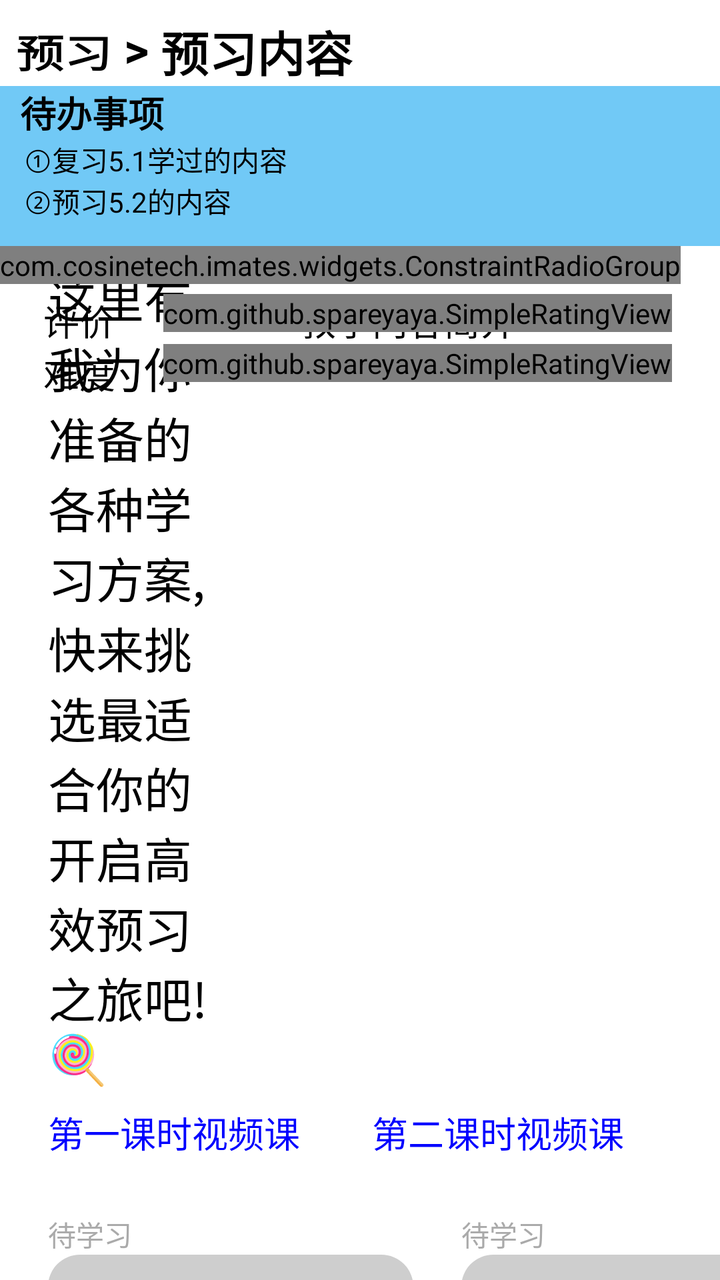
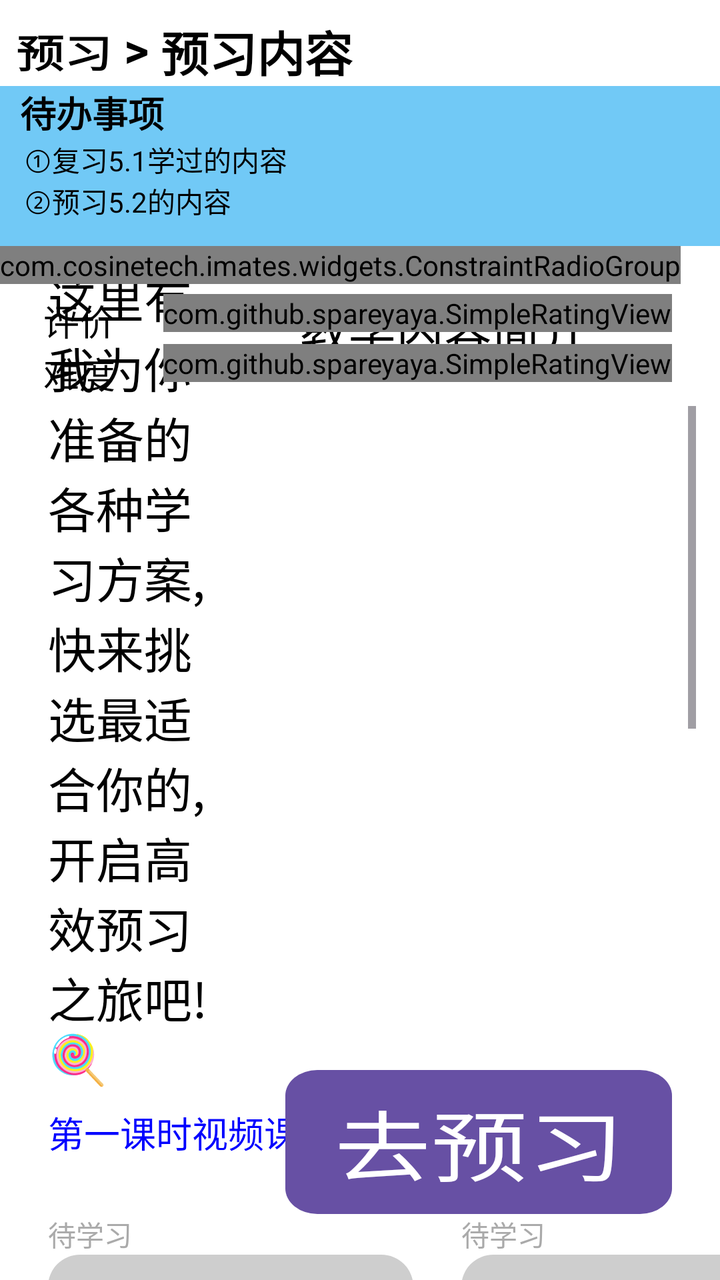

The first picture is an Android layout as it rendered before a commit; the second is the same layout after the commit. The layout source and the unified diff follow.
<!-- AndroidManifest.xml: application theme Theme.IMatesApp.FullScreen -->
<!-- res/layout/fragment_preview_lession.xml -->
<?xml version="1.0" encoding="utf-8"?>
<androidx.constraintlayout.widget.ConstraintLayout xmlns:android="http://schemas.android.com/apk/res/android"
    xmlns:app="http://schemas.android.com/apk/res-auto"
    xmlns:tools="http://schemas.android.com/tools"
    android:layout_width="match_parent"
    android:layout_height="match_parent"
    android:background="#FFFFFF"
    tools:context=".fragments.FragmentPreviewLesson">

    <TextView
        android:id="@+id/label"
        android:layout_width="wrap_content"
        android:layout_height="wrap_content"
        android:layout_margin="8dp"
        android:focusable="true"
        android:text="预习"
        android:clickable="true"
        android:stateListAnimator="@animator/button_click_scale"
        android:textColor="#000000"
        android:textSize="@dimen/head1_size"
        android:textStyle="bold"
        app:layout_constraintStart_toStartOf="parent"
        app:layout_constraintTop_toTopOf="parent" />

    <TextView
        android:id="@+id/sign_split"
        android:layout_width="wrap_content"
        android:layout_height="wrap_content"
        android:text=" > "
        android:textColor="#000000"
        android:textSize="@dimen/head1_size"
        android:textStyle="bold"
        app:layout_constraintStart_toEndOf="@id/label"
        app:layout_constraintTop_toTopOf="@id/label" />

    <TextView
        android:id="@+id/preview_section_name"
        android:layout_width="wrap_content"
        android:layout_height="wrap_content"
        android:text="预习内容"
        android:textColor="#000000"
        android:textSize="@dimen/head1_size"
        android:textStyle="bold"
        app:layout_constraintStart_toEndOf="@id/sign_split"
        app:layout_constraintTop_toTopOf="@id/sign_split" />

    <LinearLayout
        android:id="@+id/tool_bar"
        android:layout_width="match_parent"
        android:layout_height="wrap_content"
        android:background="#71c9f6"
        android:minHeight="80dp"
        android:orientation="vertical"
        app:layout_constraintStart_toStartOf="parent"
        app:layout_constraintTop_toBottomOf="@id/preview_section_name">

        <TextView
            android:layout_width="wrap_content"
            android:layout_height="wrap_content"
            android:layout_marginStart="10dp"
            android:text="待办事项"
            android:textColor="#000000"
            android:textSize="@dimen/reflow_text_title_size"
            android:textStyle="bold" />

        <TextView
            android:layout_width="wrap_content"
            android:layout_height="wrap_content"
            android:layout_marginStart="12dp"
            android:background="@android:color/transparent"
            android:text="①复习5.1学过的内容"
            android:textColor="#000000" />

        <TextView
            android:layout_width="wrap_content"
            android:layout_height="wrap_content"
            android:layout_marginStart="12dp"
            android:background="@android:color/transparent"
            android:text="②预习5.2的内容"
            android:textColor="#000000" />

    </LinearLayout>

    <TextView
        android:id="@+id/schema_tip"
        android:layout_width="0dp"
        android:layout_height="wrap_content"
        android:minHeight="100dp"
        android:layout_marginStart="24dp"
        android:layout_marginTop="8dp"
        android:text="这里有我为你准备的各种学习方案,快来挑选最适合你的开启高效预习之旅吧!🍭"
        android:textColor="#000000"
        android:textSize="24sp"
        android:layout_marginEnd="16dp"
        app:layout_constraintStart_toStartOf="parent"
        app:layout_constraintEnd_toStartOf="@id/guideline"
        app:layout_constraintTop_toBottomOf="@id/tool_bar" />

    <TextView
        android:id="@+id/teacher_video1"
        android:layout_width="wrap_content"
        android:layout_height="wrap_content"
        android:textSize="18sp"
        android:textColor="#0000FF"
        android:text="第一课时视频课"
        android:clickable="true"
        android:layout_marginStart="24dp"
        android:layout_marginTop="8dp"
        app:layout_constraintStart_toStartOf="parent"
        app:layout_constraintTop_toBottomOf="@id/schema_tip"/>
    <TextView
        android:id="@+id/teacher_video2"
        android:layout_width="wrap_content"
        android:layout_height="wrap_content"
        android:textSize="18sp"
        android:textColor="#0000FF"
        android:text="第二课时视频课"
        android:clickable="true"
        android:layout_marginStart="36dp"
        android:layout_marginTop="8dp"
        app:layout_constraintStart_toEndOf="@id/teacher_video1"
        app:layout_constraintTop_toBottomOf="@id/schema_tip"/>

    <RadioButton
        android:id="@+id/opt_scheme_1"
        android:layout_width="wrap_content"
        android:layout_height="wrap_content"
        android:layout_marginStart="24dp"
        android:layout_marginTop="48dp"
        android:button="@null"
        android:background="@drawable/prepare_lesson_radio_bg"
        android:text="方案一"
        android:textSize="@dimen/head0_size"
        app:layout_constraintStart_toStartOf="parent"
        app:layout_constraintTop_toBottomOf="@id/teacher_video1" />

    <TextView
        android:id="@+id/schema_1_stat"
        android:layout_width="wrap_content"
        android:layout_height="wrap_content"
        android:text="待学习"
        android:textColor="@android:color/darker_gray"
        app:layout_constraintStart_toStartOf="@id/opt_scheme_1"
        app:layout_constraintBottom_toTopOf="@id/opt_scheme_1" />

    <RadioButton
        android:id="@+id/opt_scheme_2"
        android:layout_width="wrap_content"
        android:layout_height="wrap_content"
        android:layout_marginStart="24dp"
        android:layout_marginTop="48dp"
        android:button="@null"
        android:background="@drawable/prepare_lesson_radio_bg"
        android:text="方案二"
        android:textSize="@dimen/head0_size"
        app:layout_constraintStart_toEndOf="@id/opt_scheme_1"
        app:layout_constraintTop_toBottomOf="@id/teacher_video1" />

    <TextView
        android:id="@+id/schema_2_stat"
        android:layout_width="wrap_content"
        android:layout_height="wrap_content"
        android:text="待学习"
        android:textColor="@android:color/darker_gray"
        app:layout_constraintStart_toStartOf="@id/opt_scheme_2"
        app:layout_constraintBottom_toTopOf="@id/opt_scheme_2" />

    <RadioButton
        android:id="@+id/opt_scheme_3"
        android:layout_width="wrap_content"
        android:layout_height="wrap_content"
        android:layout_marginStart="24dp"
        android:layout_marginTop="48dp"
        android:button="@null"
        android:background="@drawable/prepare_lesson_radio_bg"
        android:text="方案三"
        android:textSize="@dimen/head0_size"
        app:layout_constraintStart_toStartOf="parent"
        app:layout_constraintTop_toBottomOf="@id/opt_scheme_1" />

    <TextView
        android:id="@+id/schema_3_stat"
        android:layout_width="wrap_content"
        android:layout_height="wrap_content"
        android:text="待学习"
        android:textColor="@android:color/darker_gray"
        app:layout_constraintStart_toStartOf="@id/opt_scheme_3"
        app:layout_constraintBottom_toTopOf="@id/opt_scheme_3" />

    <RadioButton
        android:id="@+id/opt_scheme_4"
        android:layout_width="wrap_content"
        android:layout_height="wrap_content"
        android:layout_marginTop="48dp"
        android:button="@null"
        android:background="@drawable/prepare_lesson_radio_bg"
        android:text="方案四"
        android:textSize="@dimen/head0_size"
        app:layout_constraintStart_toStartOf="@id/opt_scheme_2"
        app:layout_constraintTop_toBottomOf="@id/opt_scheme_2" />

    <TextView
        android:id="@+id/schema_4_stat"
        android:layout_width="wrap_content"
        android:layout_height="wrap_content"
        android:text="待学习"
        android:textColor="@android:color/darker_gray"
        app:layout_constraintStart_toStartOf="@id/opt_scheme_4"
        app:layout_constraintBottom_toTopOf="@id/opt_scheme_4" />

    <RadioButton
        android:id="@+id/opt_scheme_5"
        android:layout_width="wrap_content"
        android:layout_height="wrap_content"
        android:layout_marginStart="24dp"
        android:layout_marginTop="48dp"
        android:button="@null"
        android:background="@drawable/prepare_lesson_radio_bg"
        android:text="方案五"
        android:textSize="@dimen/head0_size"
        app:layout_constraintStart_toStartOf="parent"
        app:layout_constraintTop_toBottomOf="@id/opt_scheme_3" />

    <TextView
        android:id="@+id/schema_5_stat"
        android:layout_width="wrap_content"
        android:layout_height="wrap_content"
        android:text="待学习"
        android:textColor="@android:color/darker_gray"
        app:layout_constraintStart_toStartOf="@id/opt_scheme_5"
        app:layout_constraintBottom_toTopOf="@id/opt_scheme_5" />

    <RadioButton
        android:id="@+id/opt_scheme_6"
        android:layout_width="wrap_content"
        android:layout_height="wrap_content"
        android:layout_marginTop="48dp"
        android:button="@null"
        android:background="@drawable/prepare_lesson_radio_bg"
        android:text="方案六"
        android:textSize="@dimen/head0_size"
        app:layout_constraintStart_toStartOf="@id/opt_scheme_4"
        app:layout_constraintTop_toBottomOf="@id/opt_scheme_4" />

    <TextView
        android:id="@+id/schema_6_stat"
        android:layout_width="wrap_content"
        android:layout_height="wrap_content"
        android:text="待学习"
        android:textColor="@android:color/darker_gray"
        app:layout_constraintStart_toStartOf="@id/opt_scheme_6"
        app:layout_constraintBottom_toTopOf="@id/opt_scheme_6" />

    <com.cosinetech.imates.widgets.ConstraintRadioGroup
        android:id="@+id/schema_group"
        android:layout_width="wrap_content"
        android:layout_height="wrap_content"
        app:constraint_referenced_ids="opt_scheme_1, opt_scheme_2, opt_scheme_3,opt_scheme_4,opt_scheme_5,opt_scheme_6"
        app:layout_constraintStart_toStartOf="parent"
        app:layout_constraintTop_toBottomOf="@id/tool_bar" />

    <Button
        android:id="@+id/btn_go_prepare"
        android:layout_width="wrap_content"
        android:layout_height="wrap_content"
        android:layout_margin="24dp"
        android:layout_marginEnd="32dp"
        android:textSize="@dimen/head0_size"
        android:background="@drawable/round_corner"
        android:textColor="#ffffff"
        android:text="去预习"
        android:stateListAnimator="@animator/button_click_scale"
        app:layout_constraintTop_toBottomOf="@id/opt_scheme_5"
        app:layout_constraintEnd_toEndOf="@id/guideline"/>

    <androidx.constraintlayout.widget.Guideline
        android:id="@+id/guideline"
        android:layout_width="wrap_content"
        android:layout_height="wrap_content"
        android:orientation="vertical"
        app:layout_constraintGuide_percent="0.35" />

    <TextView
        android:layout_width="wrap_content"
        android:layout_height="wrap_content"
        android:layout_margin="24dp"
        android:text="教学内容简介"
        android:textSize="18sp"
        android:textColor="#000000"
        app:layout_constraintStart_toStartOf="@id/guideline"
        app:layout_constraintTop_toBottomOf="@id/tool_bar"/>

    <com.github.spareyaya.SimpleRatingView
        android:id="@+id/rating"
        android:layout_width="wrap_content"
        android:layout_height="wrap_content"
        android:layout_margin="24dp"
        app:starType="heart"
        app:numStars="5"
        app:rating="0"
        app:starSize="24dp"
        app:starSpacing="2dp"
        app:primaryColor="#ff0000"
        app:secondaryColor="#cecece"
        app:layout_constraintEnd_toEndOf="parent"
        app:layout_constraintTop_toBottomOf="@id/tool_bar" />

    <TextView
        android:id="@+id/rate_title"
        android:layout_width="wrap_content"
        android:layout_height="wrap_content"
        android:text="评价"
        android:textSize="18sp"
        android:textColor="#000000"
        android:layout_margin="24dp"
        app:layout_constraintTop_toBottomOf="@id/tool_bar"
        app:layout_constraintEnd_toStartOf="@id/rating"/>

    <com.github.spareyaya.SimpleRatingView
        android:id="@+id/rating_difficulty"
        android:layout_width="wrap_content"
        android:layout_height="wrap_content"
        android:layout_marginHorizontal="24dp"
        android:layout_marginTop="6dp"
        app:starType="star"
        app:numStars="5"
        app:rating="0"
        app:starSize="24dp"
        app:starSpacing="2dp"
        app:primaryColor="#0000FF"
        app:secondaryColor="#cecece"
        app:layout_constraintEnd_toEndOf="parent"
        app:layout_constraintTop_toBottomOf="@id/rating" />

    <TextView
        android:layout_width="wrap_content"
        android:layout_height="wrap_content"
        android:text="难度"
        android:textSize="18sp"
        android:textColor="#000000"
        android:layout_marginHorizontal="24dp"
        app:layout_constraintTop_toBottomOf="@id/rate_title"
        app:layout_constraintEnd_toStartOf="@id/rating_difficulty"/>

    <ScrollView
        android:layout_width="0dp"
        android:layout_height="0dp"
        android:layout_margin="12dp"
        app:layout_constraintStart_toStartOf="@id/guideline"
        app:layout_constraintEnd_toEndOf="parent"
        app:layout_constraintTop_toBottomOf="@id/rating_difficulty"
        app:layout_constraintBottom_toBottomOf="parent">
        <TextView
            android:id="@+id/schema_intro"
            android:layout_width="match_parent"
            android:layout_height="match_parent"
            android:textColor="#000000"/>
    </ScrollView>

    <RelativeLayout
        android:id="@+id/video_area"
        android:background="#000000"
        android:layout_width="match_parent"
        android:layout_height="match_parent"
        android:orientation="vertical"
        android:visibility="gone">
        <VideoView
            android:id="@+id/video_view"
            android:layout_width="match_parent"
            android:layout_height="match_parent"
            android:layout_alignParentStart="true"
            android:layout_alignParentEnd="true"
            android:layout_alignParentTop="true"
            android:layout_alignParentBottom="true"
            android:layout_gravity="center_vertical" />
        <Button
            android:id="@+id/btn_exit_video"
            android:background="@drawable/ic_back"
            android:layout_width="32dp"
            android:layout_height="32dp"
            android:layout_margin="16dp"/>
    </RelativeLayout>

</androidx.constraintlayout.widget.ConstraintLayout>
<!-- resources referenced by this layout -->
<resources>
  <dimen name="head0_size">48sp</dimen>
  <dimen name="head1_size">24sp</dimen>
  <dimen name="reflow_text_title_size">18sp</dimen>
  <!-- drawable ic_back (drawable) -->
  <vector xmlns:android="http://schemas.android.com/apk/res/android"
      android:width="512dp"
      android:height="512dp"
      android:viewportWidth="512"
      android:viewportHeight="512">
    <path
        android:pathData="M328,80.2c-2.8,0.7 -20.6,18.1 -84.7,82.1 -44.7,44.6 -82,82.7 -82.9,84.5 -2.4,5 -2.8,9.7 -1.4,14.9 1.2,4.5 6.5,10 81.9,85.6 44.3,44.4 82,81.7 83.7,82.8 9.8,6.1 23.9,1.7 29.5,-9.2 2.4,-4.7 2.5,-13.7 0.3,-18.2 -0.9,-1.8 -31,-32.7 -67,-68.7 -45.4,-45.5 -65.8,-66.6 -66.9,-69.2 -1.9,-4.8 -1.9,-12.8 0,-17.6 1.1,-2.6 21.5,-23.7 66.9,-69.2 36,-36 66.1,-66.9 67,-68.7 2.2,-4.5 2.1,-13.5 -0.3,-18.2 -5,-9.7 -15.3,-14 -26.1,-10.9z"
        android:fillColor="#000000"
        android:strokeColor="#00000000"/>
  </vector>
  <!-- drawable prepare_lesson_radio_bg (drawable) -->
  <?xml version="1.0" encoding="utf-8"?>
  <selector xmlns:android="http://schemas.android.com/apk/res/android">
  <item android:state_checked="true">
      <shape>
          <solid android:color="#c0fd70" />
          <corners android:radius="16dp" />
          <padding
              android:left="18dp"
              android:right="18dp"
              android:top="8dp"
              android:bottom="8dp" />
      </shape>
  </item>
  <item>
      <shape>
          <solid android:color="#cecece" />
          <corners android:radius="16dp" />
          <padding
              android:left="18dp"
              android:right="18dp"
              android:top="8dp"
              android:bottom="8dp" />
      </shape>
  </item>
  </selector>
  <!-- drawable round_corner (drawable) -->
  <?xml version="1.0" encoding="utf-8"?>
  <shape xmlns:android="http://schemas.android.com/apk/res/android">
      <solid android:color="#1d85ce" />
      <corners android:radius="16dp" />
      <padding
          android:left="18dp"
          android:right="18dp"
          android:top="9dp"
          android:bottom="9dp" />
  </shape>
  <style name="Theme.IMatesApp.FullScreen" parent="Theme.AppCompat.Light.NoActionBar">
          
          <item name="android:windowFullscreen">true</item>
          
          <item name="android:windowTranslucentStatus">true</item>
          
          <item name="android:windowTranslucentNavigation">true</item>
      </style>
</resources>

<!-- the commit's change to res/layout/fragment_preview_lession.xml (unified diff, before → after) -->
@@ -88,7 +88,7 @@
         android:minHeight="100dp"
         android:layout_marginStart="24dp"
         android:layout_marginTop="8dp"
-        android:text="这里有我为你准备的各种学习方案,快来挑选最适合你的开启高效预习之旅吧!🍭"
+        android:text="这里有我为你准备的各种学习方案,快来挑选最适合你的, 开启高效预习之旅吧!🍭"
         android:textColor="#000000"
         android:textSize="24sp"
         android:layout_marginEnd="16dp"
@@ -116,6 +116,7 @@
         android:textColor="#0000FF"
         android:text="第二课时视频课"
         android:clickable="true"
+        android:visibility="gone"
         android:layout_marginStart="36dp"
         android:layout_marginTop="8dp"
         app:layout_constraintStart_toEndOf="@id/teacher_video1"
@@ -270,8 +271,8 @@
         android:textColor="#ffffff"
         android:text="去预习"
         android:stateListAnimator="@animator/button_click_scale"
-        app:layout_constraintTop_toBottomOf="@id/opt_scheme_5"
-        app:layout_constraintEnd_toEndOf="@id/guideline"/>
+        app:layout_constraintBottom_toBottomOf="parent"
+        app:layout_constraintEnd_toEndOf="parent"/>
 
     <androidx.constraintlayout.widget.Guideline
         android:id="@+id/guideline"
@@ -285,7 +286,7 @@
         android:layout_height="wrap_content"
         android:layout_margin="24dp"
         android:text="教学内容简介"
-        android:textSize="18sp"
+        android:textSize="24sp"
         android:textColor="#000000"
         app:layout_constraintStart_toStartOf="@id/guideline"
         app:layout_constraintTop_toBottomOf="@id/tool_bar"/>
@@ -349,11 +350,13 @@
         app:layout_constraintStart_toStartOf="@id/guideline"
         app:layout_constraintEnd_toEndOf="parent"
         app:layout_constraintTop_toBottomOf="@id/rating_difficulty"
-        app:layout_constraintBottom_toBottomOf="parent">
+        app:layout_constraintBottom_toTopOf="@id/btn_go_prepare">
         <TextView
             android:id="@+id/schema_intro"
             android:layout_width="match_parent"
-            android:layout_height="match_parent"
+            android:layout_height="wrap_content"
+            android:minHeight="600dp"
+            android:textSize="24sp"
             android:textColor="#000000"/>
     </ScrollView>
 
